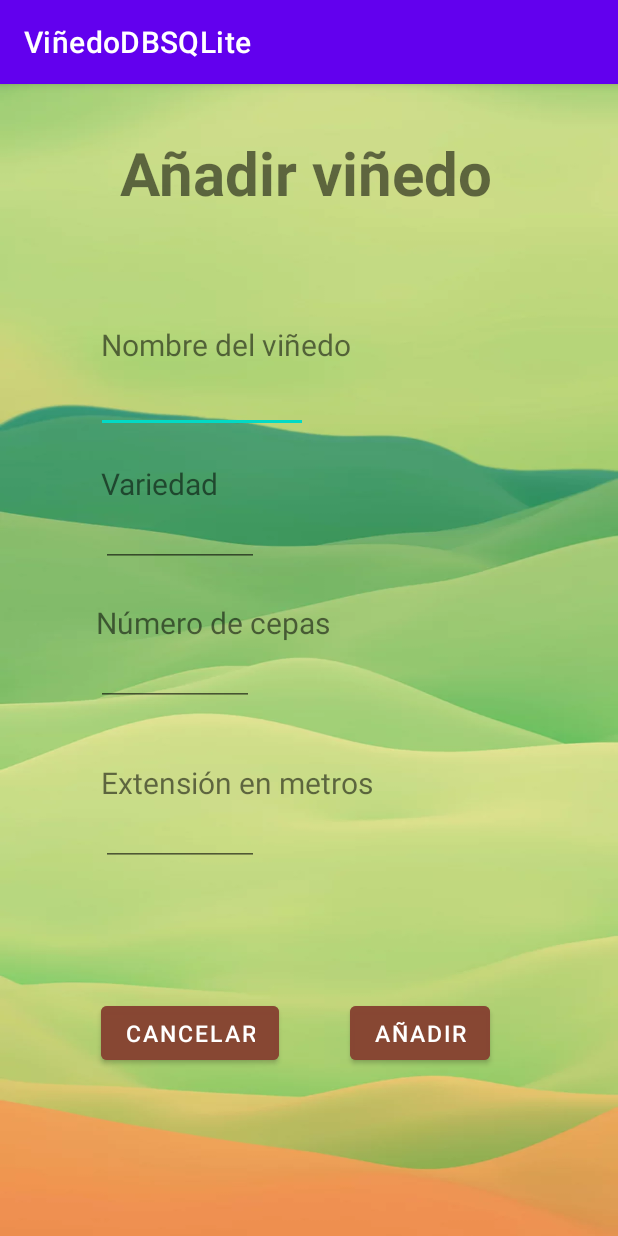
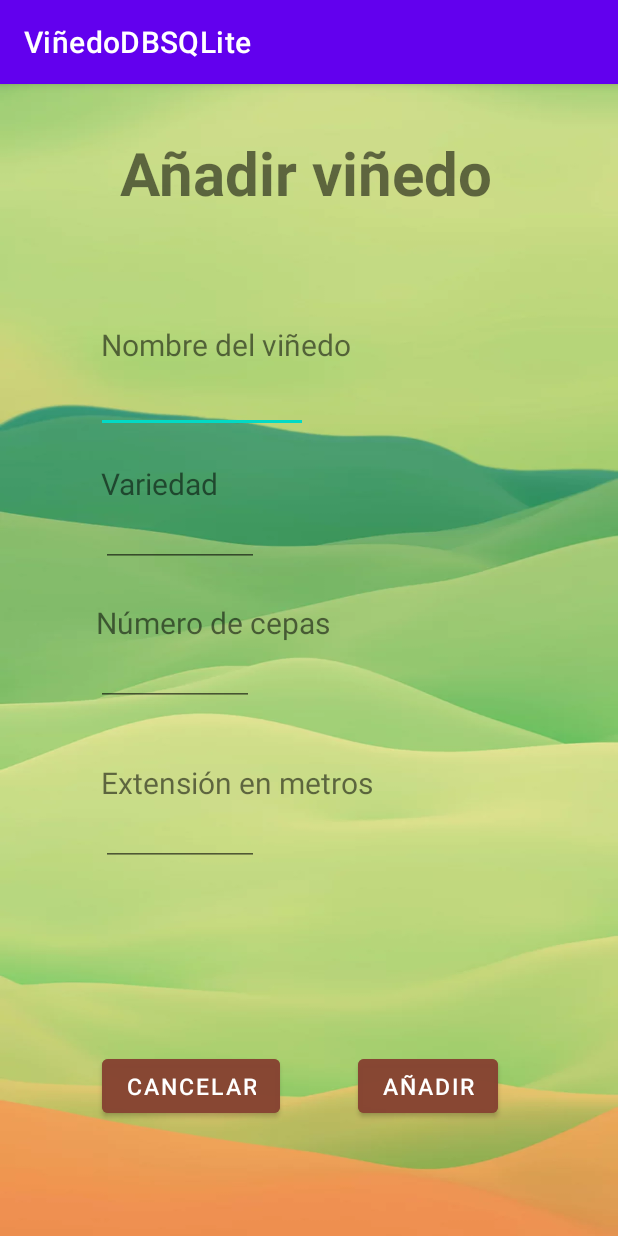
Before and after one commit to XabierBA/VinedoDBSQLite, an Android app: the InsertVinas screen opened directly, with no data from a screen before it, after a tap on "AÑADIR", on a phone screen of 412 x 824 dp. Run offline under Robolectric (Android 15) with nearby library versions, the phone set to English and light mode, and no system bars.

Commit message:
V9 - INSERT VINAS COMPLETO

```diff
--- a/app/src/main/java/com/example/viedodbsqlite/Front/InsertVinas.java
+++ b/app/src/main/java/com/example/viedodbsqlite/Front/InsertVinas.java
@@ -3,6 +3,7 @@ package com.example.viedodbsqlite.Front;
 import androidx.appcompat.app.AppCompatActivity;
 
 import android.content.ContentValues;
+import android.content.Intent;
 import android.database.sqlite.SQLiteDatabase;
 import android.os.Bundle;
 import android.view.View;
@@ -24,15 +25,27 @@ public class InsertVinas extends AppCompatActivity {
         super.onCreate(savedInstanceState);
         setContentView(R.layout.activity_insert_vinas);
     }
-    Button insert = findViewById(R.id.insertVina);
 
-    public void onClick(View view) {
+    public void onClick(View view){
+        switch (view.getId()){
+            case R.id.insertVina:
+                insertVinas();
+                break;
+
+            case R.id.cancel:
+                Intent listaViñas = new Intent(this, VinasActivity.class);
+                startActivity(listaViñas);
+                break;
+        }
+    }
+
+    public void insertVinas() {
         SQLiteDatabase db = conn.getWritableDatabase();
 
-        EditText name = view.findViewById(R.id.nombreVina);
-        EditText variety = view.findViewById(R.id.variedadVina);
-        EditText ncepas = view.findViewById(R.id.ncepas);
-        EditText extension = view.findViewById(R.id.extension);
+        EditText name = findViewById(R.id.nombreVina);
+        EditText variety = findViewById(R.id.variedadVina);
+        EditText ncepas = findViewById(R.id.ncepas);
+        EditText extension = findViewById(R.id.extension);
 
         ContentValues values = new ContentValues();
         values.clear();
--- a/app/src/main/res/layout/activity_insert_vinas.xml
+++ b/app/src/main/res/layout/activity_insert_vinas.xml
@@ -103,11 +103,24 @@
         app:layout_constraintTop_toBottomOf="@+id/tvextens" />
 
     <Button
+        android:id="@+id/insertVina"
+        android:layout_width="wrap_content"
+        android:layout_height="wrap_content"
+        android:layout_marginEnd="80dp"
+        android:layout_marginBottom="76dp"
+        android:backgroundTint="#DC874532"
+        android:onClick="onClick"
+        android:text="Añadir"
+        android:textSize="15dp"
+        app:layout_constraintBottom_toBottomOf="parent"
+        app:layout_constraintEnd_toEndOf="parent" />
+
+    <Button
         android:id="@+id/cancel"
         android:layout_width="wrap_content"
         android:layout_height="wrap_content"
-        android:layout_marginStart="67dp"
-        android:layout_marginBottom="111dp"
+        android:layout_marginStart="68dp"
+        android:layout_marginBottom="76dp"
         android:backgroundTint="#DC874532"
         android:onClick="onClick"
         android:text="Cancelar"
@@ -115,17 +128,4 @@
         app:layout_constraintBottom_toBottomOf="parent"
         app:layout_constraintStart_toStartOf="parent" />
 
-    <Button
-        android:id="@+id/insertVina"
-        android:layout_width="wrap_content"
-        android:layout_height="wrap_content"
-        android:layout_marginEnd="85dp"
-        android:layout_marginBottom="111dp"
-        android:backgroundTint="#DC874532"
-        android:onClick="onClick"
-        android:text="Añadir"
-        android:textSize="15dp"
-        app:layout_constraintBottom_toBottomOf="parent"
-        app:layout_constraintEnd_toEndOf="parent" />
-
 </androidx.constraintlayout.widget.ConstraintLayout>
```
Also changed, not shown: app/src/main/java/com/example/viedodbsqlite/Front/VinasActivity.java (+4 -3 lines), app/src/main/res/layout/fragment_insert_vinas.xml (deleted, +0 -109 lines).
